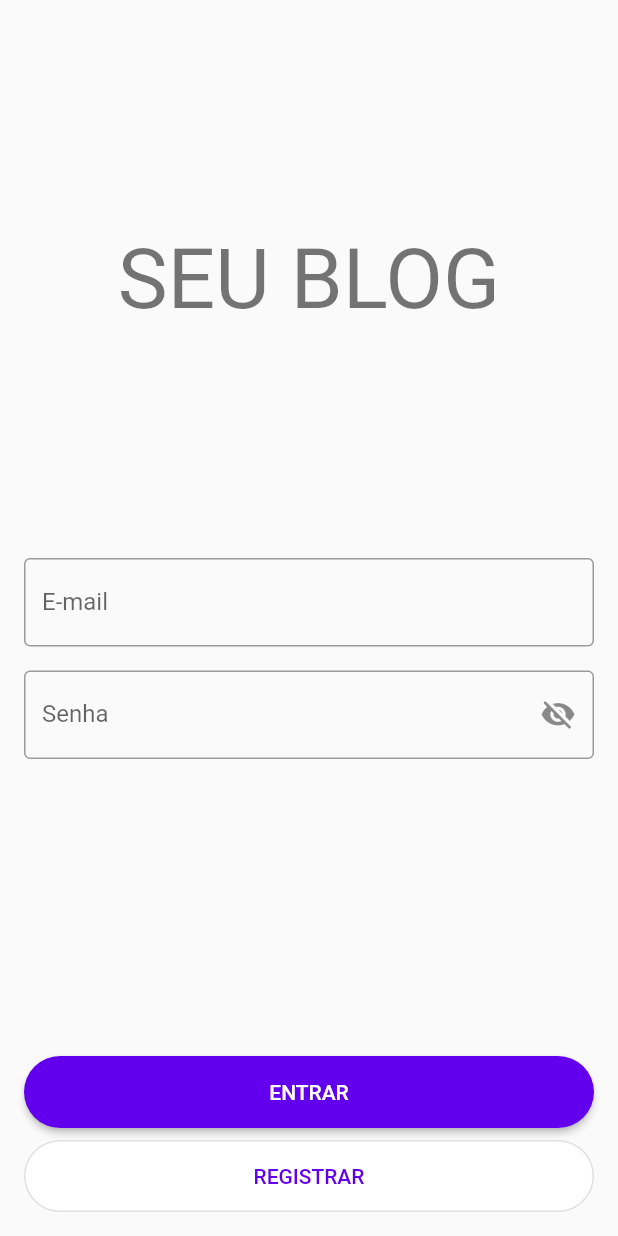
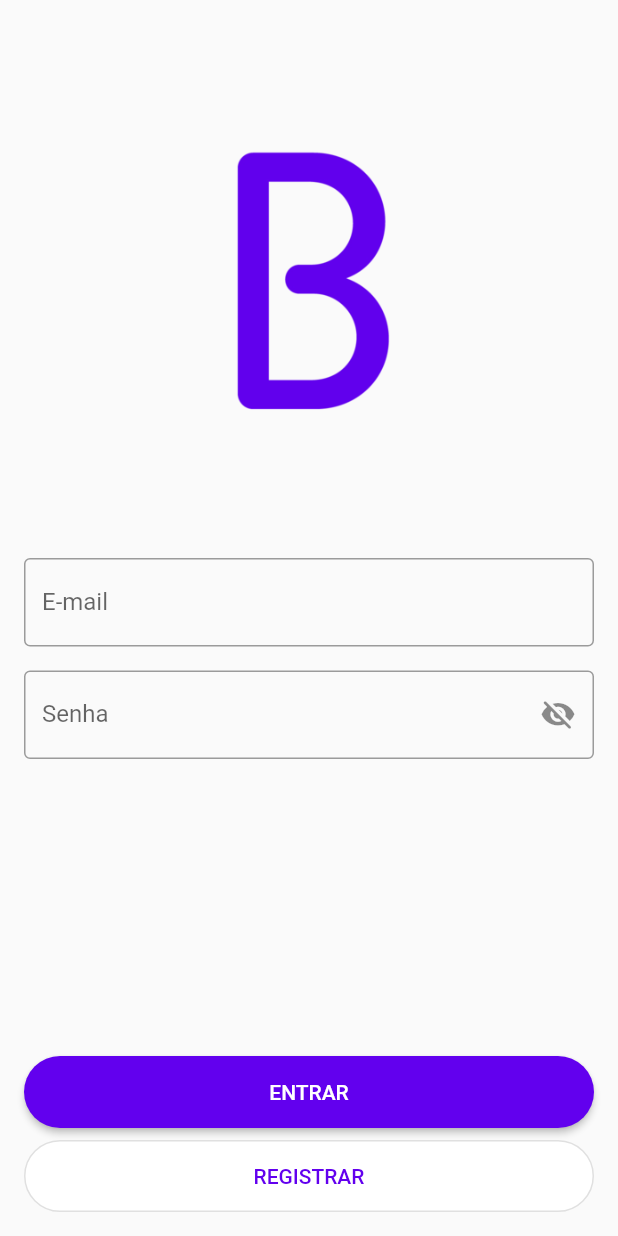
Before and after one commit to pedromneto97/microblogging, a Flutter app: the screen it shows after launch, on a phone screen of 412 x 824 dp. Run offline on Flutter 3.47's test engine with Material 2 defaults, Android fonts, the phone set to English and light mode, and no system bars; our stand-ins replace bloc, equatable, flutter_bloc, hive, hive_flutter, hydrated_bloc; accounts and stored records are empty.

Commit message:
feat: adiciona logo

```diff
--- a/lib/features/authentication/login/login.dart
+++ b/lib/features/authentication/login/login.dart
@@ -99,11 +99,10 @@ class _LoginState extends State<Login> {
                 children: [
                   Expanded(
                     flex: 2,
-                    child: Center(
-                      child: Text(
-                        'SEU BLOG',
-                        style: Theme.of(context).textTheme.headline2,
-                      ),
+                    child: Image.asset(
+                      'lib/assets/images/logo.webp',
+                      height: 304,
+                      width: 304,
                     ),
                   ),
                   Expanded(
--- a/pubspec.yaml
+++ b/pubspec.yaml
@@ -63,6 +63,8 @@ flutter:
   # assets:
   #   - images/a_dot_burr.jpeg
   #   - images/a_dot_ham.jpeg
+  assets:
+    - lib/assets/images/logo.webp
 
   # An image asset can refer to one or more resolution-specific "variants", see
   # https://flutter.dev/assets-and-images/#resolution-aware.
```
Also changed, not shown: lib/assets/images/logo.webp (added).
